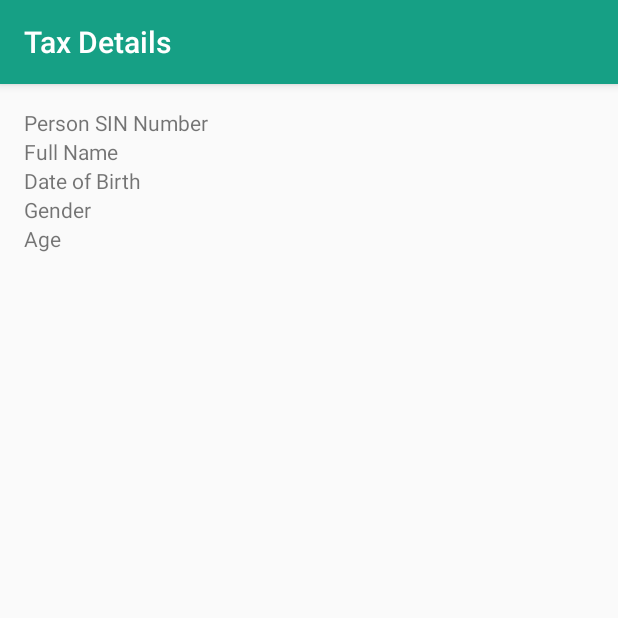
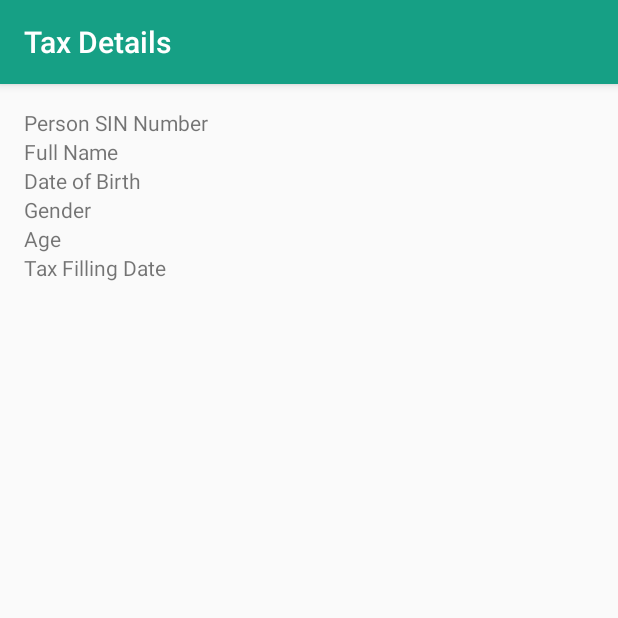
Before and after one commit to avanipatel9/C0772788_W2020_MAD3125_MidTerm, an Android app: the ShowTaxDetails screen opened directly, with no data from a screen before it, on a phone screen of 412 x 824 dp, the top half of it. Run offline under Robolectric (Android 15) with nearby library versions, the phone set to English and light mode, and no system bars.

Commit message:
[AP] TextView added for taxFilling Date in ShowTaxDetails xml

```diff
--- a/app/src/main/res/layout/activity_show_tax_details.xml
+++ b/app/src/main/res/layout/activity_show_tax_details.xml
@@ -84,6 +84,20 @@
                 android:textAlignment="viewEnd"/>
         </TableRow>
 
+        <TableRow>
+            <TextView
+                android:layout_width="0dp"
+                android:layout_height="wrap_content"
+                android:text="Tax Filling Date"
+                android:layout_weight="1" />
+            <TextView
+                android:id="@+id/val_tax_filling_date_display"
+                android:layout_width="0dp"
+                android:layout_height="wrap_content"
+                android:layout_weight="1"
+                android:textAlignment="viewEnd"/>
+        </TableRow>
+
     </TableLayout>
 
 </androidx.constraintlayout.widget.ConstraintLayout>
```
